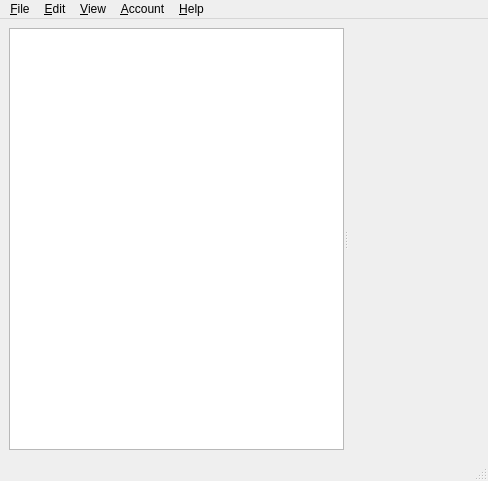
First picture: the form in gather/gtmainwindow.ui, repository tomnotcat/gather, before the edit.
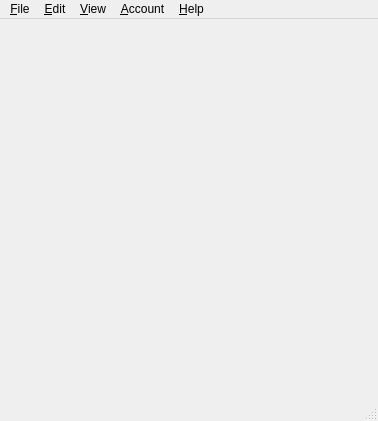
Second picture: the form after the edit. Custom widgets are drawn as their Qt base class.

The edit to the form file:
```diff
--- a/gather/gtmainwindow.ui
+++ b/gather/gtmainwindow.ui
@@ -6,8 +6,8 @@
    <rect>
     <x>0</x>
     <y>0</y>
-    <width>488</width>
-    <height>481</height>
+    <width>378</width>
+    <height>421</height>
    </rect>
   </property>
   <property name="windowTitle">
@@ -16,16 +16,25 @@
   <widget class="QWidget" name="centralwidget">
    <layout class="QVBoxLayout" name="verticalLayout">
     <item>
-     <widget class="QSplitter" name="splitter">
-      <property name="orientation">
-       <enum>Qt::Horizontal</enum>
+     <widget class="QTabWidget" name="tabWidget">
+      <property name="tabShape">
+       <enum>QTabWidget::Rounded</enum>
       </property>
-      <widget class="QTreeView" name="tocView">
-       <property name="headerHidden">
-        <bool>true</bool>
-       </property>
-      </widget>
-      <widget class="Gather::GtDocView" name="docView" native="true"/>
+      <property name="currentIndex">
+       <number>-1</number>
+      </property>
+      <property name="elideMode">
+       <enum>Qt::ElideRight</enum>
+      </property>
+      <property name="documentMode">
+       <bool>true</bool>
+      </property>
+      <property name="tabsClosable">
+       <bool>true</bool>
+      </property>
+      <property name="movable">
+       <bool>true</bool>
+      </property>
      </widget>
     </item>
    </layout>
@@ -35,7 +44,7 @@
     <rect>
      <x>0</x>
      <y>0</y>
-     <width>488</width>
+     <width>378</width>
      <height>25</height>
     </rect>
    </property>
@@ -206,14 +215,6 @@
    </property>
   </action>
  </widget>
- <customwidgets>
-  <customwidget>
-   <class>Gather::GtDocView</class>
-   <extends>QWidget</extends>
-   <header>gtdocview.h</header>
-   <container>1</container>
-  </customwidget>
- </customwidgets>
  <resources/>
  <connections/>
 </ui>
```
Left out of the diff: 30 changed lines with no effect on the pictures.
